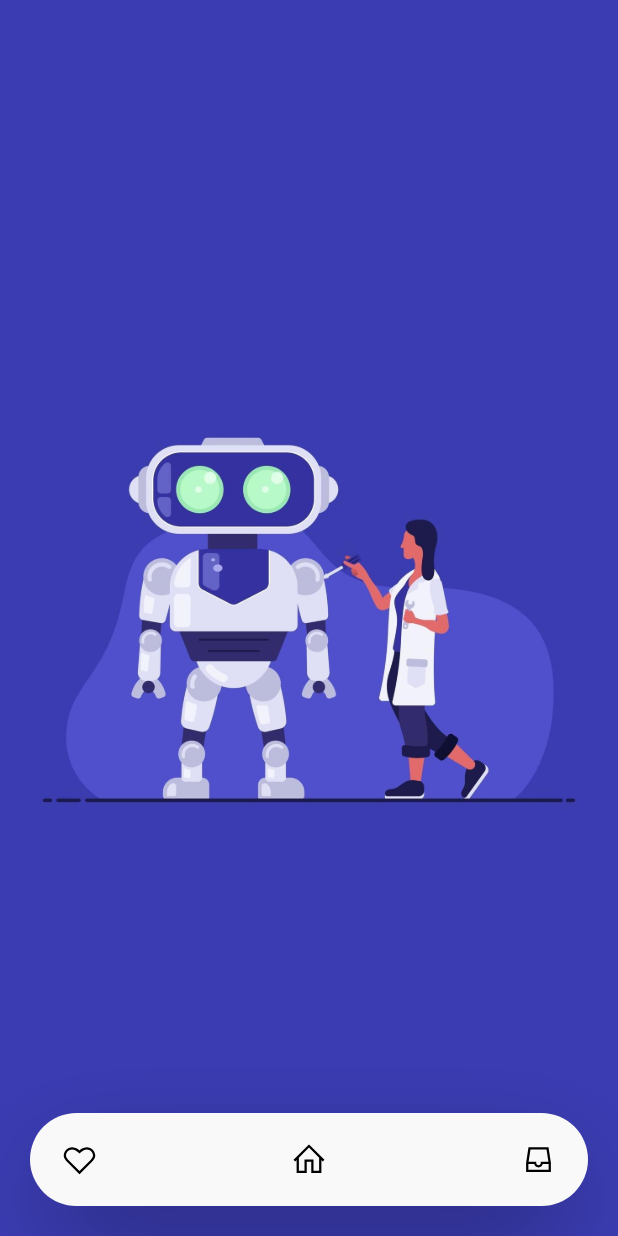
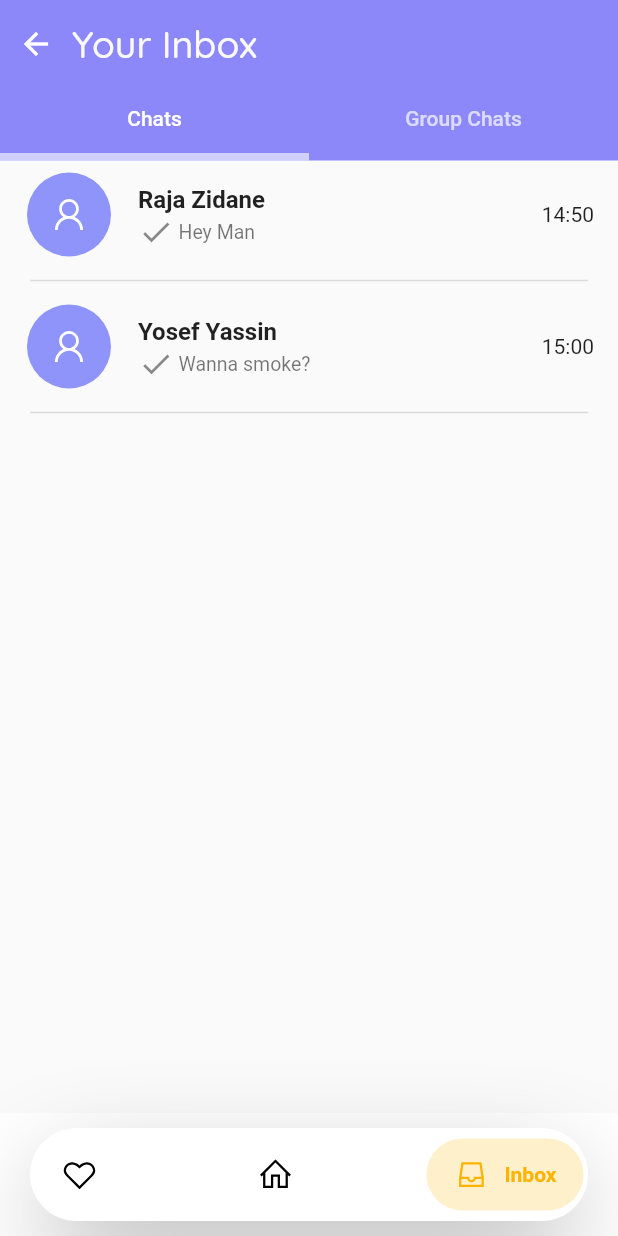
Before and after one commit to Technion236272/2022a-StudentHub, a Flutter app: the screen it shows after launch, item 3 of the bottom bar chosen, on a phone screen of 412 x 824 dp. Run offline on Flutter 3.47's test engine with Material 2 defaults, Android fonts, the phone set to English and light mode, and no system bars; drawn by our look-alikes of google_nav_bar; our stand-ins replace badges, cloud_firestore, connectivity, emoji_picker_flutter, firebase_auth, firebase_core and 7 more; missing offline and left inert: filter_list; accounts and stored records are empty.

Commit message:
#65,#70,#71,#74

```diff
--- a/lib/CatogryHomePage.dart
+++ b/lib/CatogryHomePage.dart
@@ -20,6 +20,7 @@ import 'package:firebase_auth/firebase_auth.dart';
 
 import 'events_page.dart';
 import 'openedTicketsPage.dart';
+import 'inboxScreen.dart';
 
 class CategoryPageScreen extends StatefulWidget {
   const CategoryPageScreen({Key? key}) : super(key: key);
@@ -228,6 +229,8 @@ class _CategoryPageScreen extends State<CategoryPageScreen> {
               GlobalStringText.ThirdpurpleColor,
               GlobalStringText.SecondpurpleColor,
               GlobalStringText.FirstpurpleColor,
+              Color.fromRGBO(143, 148, 251, 1),
+
 
             ]),
       ),
@@ -324,7 +327,7 @@ class _CategoryPageScreen extends State<CategoryPageScreen> {
 
                   case 2 :
                     Navigator.of(context).push(MaterialPageRoute(
-                        builder: (context) => MaintaincePage()));
+                        builder: (context) => inboxScreen()));
                     break;
                 }
               });
--- /dev/null
+++ b/lib/inboxScreen.dart
@@ -0,0 +1,327 @@
+import 'package:badges/badges.dart';
+import 'package:emoji_picker_flutter/emoji_picker_flutter.dart';
+import 'package:firebase_auth/firebase_auth.dart';
+import 'package:flutter/cupertino.dart';
+import 'package:flutter/material.dart';
+import 'package:cloud_firestore/cloud_firestore.dart';
+import 'package:intl/intl.dart';
+import 'package:flutter_keyboard_visibility/flutter_keyboard_visibility.dart';
+import 'package:flutter/services.dart';
+import 'package:line_icons/line_icons.dart';
+import 'ScreenTags.dart';
+import 'package:google_fonts/google_fonts.dart';
+import 'chatScreen.dart';
+import 'package:google_nav_bar/google_nav_bar.dart';
+import 'FavoritesPage.dart';
+import 'package:studenthub/CatogryHomePage.dart';
+
+
+
+class ChatModel {
+  String name;
+  bool isGroup;
+  String time;
+  String currentMessage;
+  //String status // i added this for u incase u want to add if it read or unread;
+  ChatModel({
+    required this.name,
+    required this.isGroup,
+    required this.time,
+    required this.currentMessage,
+   // required this.status,
+  });
+}
+
+class inboxScreen extends StatefulWidget {
+
+ // final ChatModel sourceChat;
+
+  @override
+  _inboxScreen createState() => _inboxScreen();
+}
+
+class _inboxScreen extends State<inboxScreen>
+    with SingleTickerProviderStateMixin {
+  late TabController _controller;
+  double gap = 10;
+  int selectedIndex = 2;
+  int badge = 0;
+  final padding = EdgeInsets.symmetric(horizontal: 18, vertical: 12);
+
+
+  @override
+  void initState() {
+    super.initState();
+    _controller = TabController(length: 2, vsync: this, initialIndex: 0);
+  }
+
+  @override
+  Widget build(BuildContext context) {
+    return Scaffold(
+      backgroundColor: Colors.white,
+      appBar: appBarComponent(context),
+      body: body(context),
+      bottomNavigationBar: buildBottomNavigationBar(),
+
+    );
+  }
+
+  PreferredSizeWidget appBarComponent(context) {
+    return PreferredSize(child:
+    SafeArea(
+        child: Container(
+          width: MediaQuery.of(context).size.width,
+          height: MediaQuery.of(context).size.height * 0.2,
+          color: Color(0xFF8C88F9),
+          child: Column(
+            children: <Widget>[
+              Padding(child : Row(
+                children: <Widget>[
+                  IconButton(
+                      onPressed: () {
+                        Navigator.of(context).pop();
+                      },
+                      icon: const Icon(
+                        Icons.arrow_back,
+                        color: Colors.white,
+                      )),
+                  //  new Spacer(),
+                  Text(
+                    "Your Inbox",
+                    maxLines: 1,
+                    textAlign: TextAlign.left,
+                    style: GoogleFonts.quicksand(textStyle:TextStyle(
+                        fontWeight: FontWeight.w500,
+                        fontSize: 25,
+                        color: GlobalStringText.whiteColor),),
+                  )
+                ],
+              ), padding: EdgeInsets.only(top: 5, right: 60)),
+
+
+
+            ],
+          ),
+        )),
+
+      preferredSize:const Size.square(kToolbarHeight),
+
+    );
+  }
+
+  Widget body(context)
+  {
+    return Container(
+      padding: EdgeInsets.fromLTRB(0, 0, 0, 10),
+      color: Theme.of(context).canvasColor,
+      child: Column(
+        crossAxisAlignment: CrossAxisAlignment.start,
+        children: <Widget>[
+          Container(
+            child: TabBar(
+              controller: _controller,
+              indicatorColor: Colors.white60,
+              indicatorWeight: 5,
+              tabs: const [
+                Tab(text: 'Chats'),
+                Tab(text: 'Group Chats',)
+
+              ] ), color: Color(0xFF8C88F9),),
+         Expanded(child: TabBarView(
+             controller: _controller,
+             children: <Widget> [
+               chatListComponent([
+                 ChatModel(name: "Raja Zidane", isGroup: false, time: "14:50", currentMessage: "Hey Man "),
+                 ChatModel(name: "Yosef Yassin", isGroup: false, time: "15:00", currentMessage: "Wanna smoke? ")
+               ]),
+               chatListComponent([
+                 ChatModel(name: "Raja Zidane", isGroup: true, time: "14:50", currentMessage: "Hey Man "),
+                 ChatModel(name: "Yosef Yassin", isGroup: true, time: "15:00", currentMessage: "Wanna smoke? ")
+               ]),
+             ]))
+
+
+      ],) ,
+    );
+  }
+
+  Widget chatListComponent(List<ChatModel> chats) {
+    return Expanded(
+      flex: 1,
+      child: ListView.builder(
+        itemCount: chats.length,
+        reverse: false,
+        physics: const BouncingScrollPhysics(),
+        itemBuilder: (context, i) => chatItemComponent(chats[i], context),
+      ),
+    );
+  }
+
+
+  Widget chatItemComponent(ChatModel chat, context) {
+    final group = false; // this is for testing only
+
+    final mWidth = MediaQuery.of(context).size.width;
+    final width = chat.currentMessage.length > mWidth / 7 ? mWidth / 1.3 : null;
+    return InkWell(
+      onTap: () {
+        Navigator.of(context).push(MaterialPageRoute(
+            builder: (context) => ChatScreen()));
+          // here we should push the chat screen with the message list , we already have the chat i think we should save the message list here
+      },
+
+      child:
+      Column(children: [
+        ListTile(
+          leading:  CircleAvatar(
+            radius: 30,
+            child: showIcon(chat.isGroup),
+            backgroundColor:   Color.fromRGBO(143, 148, 251, 1),
+
+          ),
+          title: Text(
+            chat.name,
+            style: const TextStyle(
+              fontSize: 16,
+              fontWeight: FontWeight.bold,
+            ),
+          ),
+          subtitle: Row(
+            children: [
+              Icon(Icons.done),
+              SizedBox(
+                width: 3,
+              ),
+              Text(
+                chat.currentMessage,
+                style: TextStyle(
+                  fontSize: 13,
+                ),
+              ),
+            ],
+          ),
+          trailing: Text(chat.time),
+        ),
+        const Padding(
+          padding: EdgeInsets.only(right: 20, left: 20),
+          child: Divider(
+            thickness: 1,
+          ),
+        ),
+      ],),
+    );
+
+  }
+
+  Widget showIcon(flag)
+  {
+    if(flag) {
+      return Icon(LineIcons.userFriends,size: 30,color :Colors.white);
+    } else {
+      return Icon(LineIcons.user,size: 30,color: Colors.white,);
+    }
+  }
+
+  Widget buildBottomNavigationBar() {
+    return SafeArea(
+      top: true,
+      child: Container(
+        margin: EdgeInsets.symmetric(horizontal: 20, vertical: 10),
+        decoration: BoxDecoration(
+          color: Colors.white,
+          borderRadius: BorderRadius.all(Radius.circular(50)),
+          boxShadow: [
+            BoxShadow(
+              spreadRadius: -10,
+              blurRadius: 60,
+              color: Colors.black.withOpacity(.4),
+              offset: Offset(0, 25),
+            )
+          ],
+        ),
+        child: Padding(
+          padding: const EdgeInsets.symmetric(horizontal: 3.0, vertical: 7),
+          child: GNav(
+
+            tabs: [
+              GButton(
+                gap: gap,
+                iconActiveColor: Colors.pink,
+                iconColor: Colors.black,
+                textColor: Colors.pink,
+                backgroundColor: Colors.pink.withOpacity(.2),
+                iconSize: 24,
+                padding: padding,
+                icon: LineIcons.heart,
+                leading: selectedIndex == 1 || badge == 0
+                    ? null
+                    : Badge(
+                  badgeColor: Colors.red.shade100,
+                  elevation: 0,
+                  position: BadgePosition.topEnd(top: -12, end: -12),
+                  badgeContent: Text(
+                    badge.toString(),
+                    style: TextStyle(color: Colors.red.shade900),
+                  ),
+                  child: Icon(
+                    LineIcons.heart,
+                    color: selectedIndex == 1
+                        ? Colors.pink
+                        : Colors.black,
+                  ),
+                ),
+                text: 'Favorite tickets',
+              ),
+              GButton(
+                gap: gap,
+                iconActiveColor: Colors.purple,
+                iconColor: Colors.black,
+                textColor: Colors.purple,
+                backgroundColor: Colors.purple.withOpacity(.2),
+                iconSize: 24,
+                padding: padding,
+                icon: LineIcons.home,
+                text: 'HomePage',
+              ),
+              GButton(
+                gap: gap,
+                iconActiveColor: Colors.amber[600],
+                iconColor: Colors.black,
+                textColor: Colors.amber[600],
+                backgroundColor: Colors.amber[600]!.withOpacity(.2),
+                iconSize: 24,
+                padding: padding,
+                icon: LineIcons.inbox,
+                text: 'Inbox',
+              ),
+
+            ],
+            selectedIndex: selectedIndex,
+            onTabChange: (index) {
+              setState(() {
+                switch (index) {
+                // just update the navigator i putted random navigation for the purpose of testing...
+                // waiting for yousef to do the pages
+                  case 0 :
+                    Navigator.of(context).push(MaterialPageRoute(
+                        builder: (context) => FavoritesPage()));
+                    break;
+                  case 1 :
+                    Navigator.of(context).push(MaterialPageRoute(
+                        builder: (context) => CategoryPageScreen()));
+                    break;
+
+                  case 2 :
+
+                    break;
+                }
+              });
+            },
+          ),
+        ),
+      ),
+    );
+  }
+
+
+}
```
Also changed, not shown: lib/FavoritesPage.dart (+117 -3 lines), lib/chatScreen.dart (+17 -11 lines).
